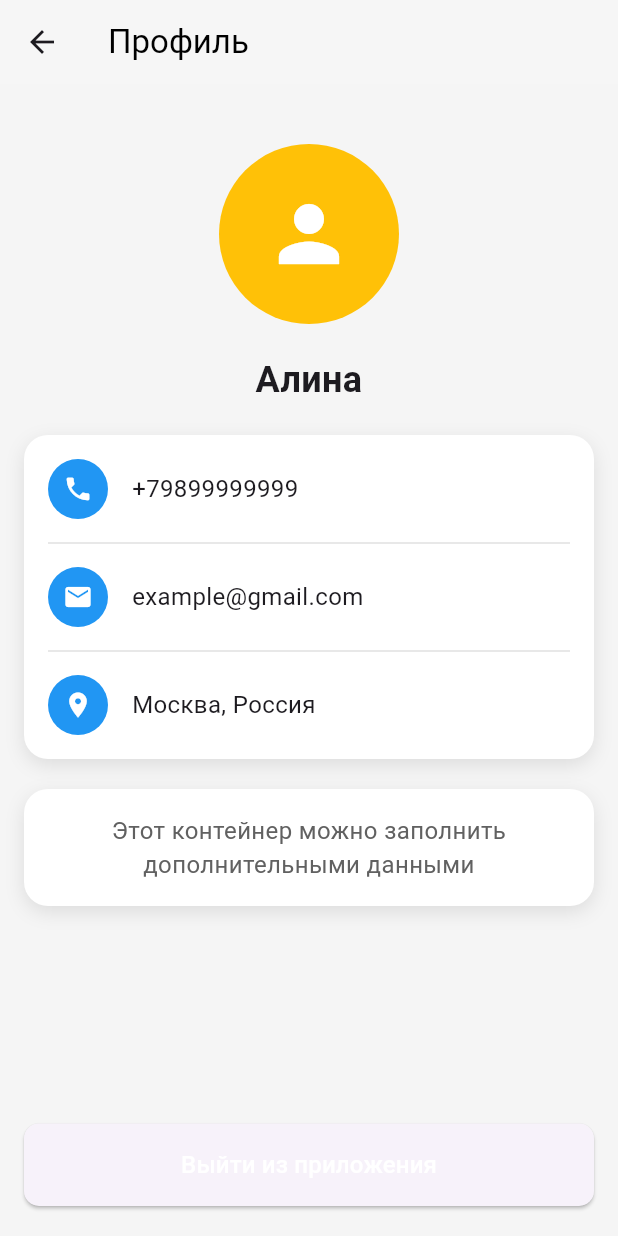
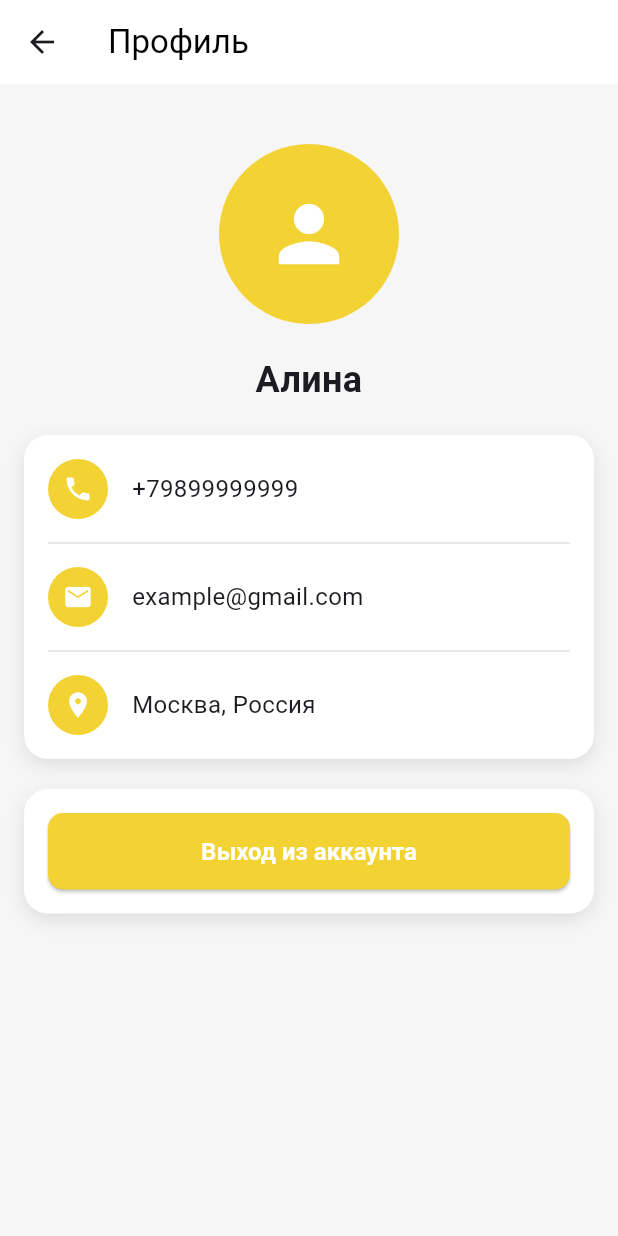
Before and after one commit to ArtemSorin/FinancialAssistant, a Flutter app: the screen it shows after launch, after a tap on "Алина", on a phone screen of 412 x 824 dp. Run offline on Flutter 3.47's test engine with Material 3 defaults, Android fonts, the phone set to English and light mode, and no system bars; our stand-ins replace fl_chart, flutter_multi_formatter.

Commit message:
улучшение дизайна

```diff
--- a/lib/data/themes/colors.dart
+++ b/lib/data/themes/colors.dart
@@ -1,4 +1,9 @@
 import 'dart:ui';
 
 Color yellow = const Color.fromARGB(255, 243, 211, 51);
+Color white = const Color.fromARGB(255, 255, 255, 255);
 Color black = const Color.fromARGB(0, 0, 0, 0);
+Color grey = const Color.fromARGB(255, 158, 158, 158);
+Color blue = const Color.fromARGB(255, 33, 150, 243);
+
+Color background = const Color.fromARGB(246, 246, 246, 246);
--- a/lib/main.dart
+++ b/lib/main.dart
@@ -10,7 +10,7 @@ class MyApp extends StatelessWidget {
 
   @override
   Widget build(BuildContext context) {
-    return MaterialApp(
+    return const MaterialApp(
       home: MainScreen(),
     );
   }
--- a/lib/presentation/screens/main_page.dart
+++ b/lib/presentation/screens/main_page.dart
@@ -1,7 +1,11 @@
 import 'package:flutter/material.dart';
-import 'package:tinkoff/presentation/screens/profile.dart'; // Убедитесь, что путь к файлу правильный
+import 'package:tinkoff/data/themes/colors.dart';
+import 'package:tinkoff/presentation/screens/home_screen.dart';
+import 'package:tinkoff/presentation/screens/profile.dart';
 
 class MainScreen extends StatelessWidget {
+  const MainScreen({super.key});
+
   @override
   Widget build(BuildContext context) {
     return Scaffold(
@@ -13,7 +17,7 @@ class MainScreen extends StatelessWidget {
           _buildUserInfo(context),
         ],
       ),
-      backgroundColor: Color(0xF5F5F5F5),
+      backgroundColor: background,
       body: Padding(
         padding: const EdgeInsets.all(20.0),
         child: ListView(
@@ -28,9 +32,21 @@ class MainScreen extends StatelessWidget {
               "Один из самых важных факторов достижения финансового благополучия — планирование бюджета.",
             ),
             const SizedBox(height: 16),
-            _buildBudgetInfo(),
+            _buildBudgetInfo(context),
             const SizedBox(height: 16),
-            _buildWalletInfo(),
+            Row(
+              children: [
+                Flexible(
+                  flex: 6,
+                  child: _buildWalletInfo(),
+                ),
+                const SizedBox(width: 16),
+                Flexible(
+                  flex: 4,
+                  child: _buildPriceInfo(),
+                ),
+              ],
+            ),
             const SizedBox(height: 16),
             _buildIdeaContainer(
               title: 'Кредит',
@@ -42,7 +58,7 @@ class MainScreen extends StatelessWidget {
                 Navigator.push(
                   context,
                   MaterialPageRoute(
-                    builder: (context) => MainScreen(),
+                    builder: (context) => const MainScreen(),
                   ),
                 );
               },
@@ -71,8 +87,7 @@ class MainScreen extends StatelessWidget {
             },
             child: const CircleAvatar(
               radius: 20,
-              backgroundImage: AssetImage(
-                  'assets/avatar.png'), // Замените на путь к вашей аватарке
+              backgroundImage: AssetImage('assets/avatar.png'),
             ),
           ),
           const SizedBox(width: 10),
@@ -96,25 +111,96 @@ class MainScreen extends StatelessWidget {
     );
   }
 
-  Widget _buildBudgetInfo() {
-    return Container(
+  Widget _buildBudgetInfo(BuildContext context) {
+    return GestureDetector(
+      onTap: () {
+        Navigator.push(
+          context,
+          MaterialPageRoute(
+            builder: (context) => HomeScreen(),
+          ),
+        );
+      },
+      child: Container(
         padding: const EdgeInsets.all(16),
         decoration: BoxDecoration(
           color: Colors.white,
-        borderRadius: BorderRadius.circular(16),
-        boxShadow: [
-          BoxShadow(color: Colors.black12, blurRadius: 8, offset: Offset(0, 2))
+          borderRadius: BorderRadius.circular(30),
+          boxShadow: const [
+            BoxShadow(
+              color: Colors.black12,
+              blurRadius: 8,
+              offset: Offset(0, 2),
+            ),
           ],
         ),
         child: Column(
           crossAxisAlignment: CrossAxisAlignment.start,
           children: [
-          const Text("Оценка", style: TextStyle(fontWeight: FontWeight.bold)),
-          const SizedBox(height: 8),
-          const Text("14 834.92", style: TextStyle(fontSize: 24)),
-          const SizedBox(height: 8),
-          LinearProgressIndicator(value: 0.8, color: Colors.green),
+            const Row(
+              mainAxisAlignment: MainAxisAlignment.spaceBetween,
+              children: [
+                Text(
+                  "Оценка",
+                  style: TextStyle(fontSize: 18, fontWeight: FontWeight.bold),
+                ),
+                Text(
+                  "14 567 ₽",
+                  style: TextStyle(fontSize: 18, fontWeight: FontWeight.bold),
+                ),
               ],
+            ),
+            Text(
+              "ваш план бюджета",
+              style: TextStyle(
+                fontSize: 14,
+                fontWeight: FontWeight.bold,
+                color: Colors.black.withOpacity(0.5),
+              ),
+            ),
+            const SizedBox(height: 20),
+            Container(
+              height: 8,
+              width: double.infinity,
+              decoration: BoxDecoration(
+                color: Colors.grey.shade300,
+                borderRadius: BorderRadius.circular(15),
+              ),
+              child: FractionallySizedBox(
+                alignment: Alignment.centerLeft,
+                widthFactor: 0.7,
+                child: Container(
+                  color: Colors.yellow,
+                ),
+              ),
+            ),
+            const SizedBox(height: 16),
+            Align(
+              alignment: Alignment.centerLeft,
+              child: SizedBox(
+                width: 120,
+                height: 40,
+                child: ElevatedButton(
+                  onPressed: () {
+                    // Дополнительное действие для кнопки (если требуется)
+                  },
+                  style: ElevatedButton.styleFrom(
+                    padding: const EdgeInsets.symmetric(
+                        horizontal: 15, vertical: 10),
+                    shape: RoundedRectangleBorder(
+                      borderRadius: BorderRadius.circular(20),
+                    ),
+                    backgroundColor: Colors.grey.shade300,
+                  ),
+                  child: const Text(
+                    'Отлично',
+                    style: TextStyle(color: Colors.white),
+                  ),
+                ),
+              ),
+            ),
+          ],
+        ),
       ),
     );
   }
@@ -123,20 +209,56 @@ class MainScreen extends StatelessWidget {
     return Container(
       padding: const EdgeInsets.all(16),
       decoration: BoxDecoration(
-        color: Colors.white,
-        borderRadius: BorderRadius.circular(16),
-        boxShadow: [
+        color: Colors.black87,
+        borderRadius: BorderRadius.circular(30),
+        boxShadow: const [
           BoxShadow(color: Colors.black12, blurRadius: 8, offset: Offset(0, 2))
         ],
       ),
       child: Column(
         crossAxisAlignment: CrossAxisAlignment.start,
         children: [
-          const Text("Кошелёк", style: TextStyle(fontWeight: FontWeight.bold)),
-          const SizedBox(height: 8),
-          const Text("60 000 ₽", style: TextStyle(fontSize: 24)),
-          const SizedBox(height: 8),
-          const Text("0 ₽ сбережений"),
+          const Text("Кошелёк",
+              style: TextStyle(
+                  fontSize: 18,
+                  fontWeight: FontWeight.bold,
+                  color: Colors.white)),
+          Text(
+            "сбережения",
+            style: TextStyle(
+              fontSize: 14,
+              fontWeight: FontWeight.bold,
+              color: Colors.white.withOpacity(0.5),
+            ),
+          ),
+          const SizedBox(
+            height: 70,
+            width: 400,
+          ),
+        ],
+      ),
+    );
+  }
+
+  Widget _buildPriceInfo() {
+    return Container(
+      padding: const EdgeInsets.all(16),
+      decoration: BoxDecoration(
+        color: Colors.white,
+        borderRadius: BorderRadius.circular(30),
+        boxShadow: const [
+          BoxShadow(color: Colors.black12, blurRadius: 8, offset: Offset(0, 2))
+        ],
+      ),
+      child: const Column(
+        crossAxisAlignment: CrossAxisAlignment.start,
+        children: [
+          Text("14 567 ₽",
+              style: TextStyle(fontSize: 18, fontWeight: FontWeight.w700)),
+          SizedBox(
+            height: 90,
+            width: 400,
+          ),
         ],
       ),
     );
@@ -238,7 +360,6 @@ class MainScreen extends StatelessWidget {
   Widget _buildActionItem(String title, String subtitle, IconData icon,
       {bool showColorBlocks = false, Color? cardColor, Color? textColor}) {
     return Flexible(
-      // <-- Added Flexible widget
       child: Card(
         elevation: 0,
         shape: RoundedRectangleBorder(
--- a/lib/presentation/screens/profile.dart
+++ b/lib/presentation/screens/profile.dart
@@ -1,10 +1,14 @@
 import 'package:flutter/material.dart';
+import 'package:tinkoff/data/themes/colors.dart';
+import 'package:tinkoff/presentation/screens/login.dart';
 
 class ProfileScreen extends StatelessWidget {
+  const ProfileScreen({super.key});
+
   @override
   Widget build(BuildContext context) {
     return Scaffold(
-      backgroundColor: Colors.grey[100],
+      backgroundColor: background,
       appBar: AppBar(
         leading: IconButton(
           icon: Icon(Icons.arrow_back),
@@ -16,33 +20,36 @@ class ProfileScreen extends StatelessWidget {
           'Профиль',
           style: TextStyle(color: Colors.black),
         ),
-        backgroundColor: Color(0xF6F6F6F6),
+        backgroundColor: Colors.white,
         elevation: 0,
       ),
       body: SafeArea(
         child: Column(
-          crossAxisAlignment: CrossAxisAlignment.center,
           children: [
             SizedBox(height: 40),
             // Иконка профиля
-            CircleAvatar(
+            Center(
+              child: CircleAvatar(
                 radius: 60,
-              backgroundColor: Color(0xFFFFC107), // Желтый круг
+                backgroundColor: yellow, // Желтый круг
                 child: Icon(
                   Icons.person,
                   size: 60,
                   color: Colors.white,
                 ),
               ),
+            ),
             SizedBox(height: 20),
             // Имя и фамилия
-            Text(
+            const Center(
+              child: Text(
                 'Алина', // Замените на актуальные данные
                 style: TextStyle(
                   fontSize: 24,
                   fontWeight: FontWeight.bold,
                 ),
                 textAlign: TextAlign.center,
+              ),
             ),
             SizedBox(height: 20),
             // Контейнер с данными
@@ -54,32 +61,8 @@ class ProfileScreen extends StatelessWidget {
             // Второй контейнер
             Padding(
               padding: const EdgeInsets.symmetric(horizontal: 16.0),
-              child: _buildSecondContainer(),
+              child: _buildSecondContainer(context),
             ),
-            Spacer(),
-            // Кнопка выйти из приложения
-            Padding(
-              padding: const EdgeInsets.symmetric(horizontal: 16.0),
-              child: ElevatedButton(
-                onPressed: () {
-                  // Действие на кнопку выхода
-                  print("Выход из приложения");
-                },
-                style: ElevatedButton.styleFrom(
-                  padding: EdgeInsets.symmetric(vertical: 16),
-                  shape: RoundedRectangleBorder(
-                    borderRadius: BorderRadius.circular(10),
-                  ),
-                ),
-                child: Center(
-                  child: Text(
-                    'Выйти из приложения',
-                    style: TextStyle(fontSize: 16, color: Colors.white),
-                  ),
-                ),
-              ),
-            ),
-            SizedBox(height: 20),
           ],
         ),
       ),
@@ -112,7 +95,7 @@ class ProfileScreen extends StatelessWidget {
     );
   }
 
-  Widget _buildSecondContainer() {
+  Widget _buildSecondContainer(BuildContext context) {
     return Container(
       padding: EdgeInsets.symmetric(vertical: 16, horizontal: 16),
       decoration: BoxDecoration(
@@ -126,12 +109,37 @@ class ProfileScreen extends StatelessWidget {
           ),
         ],
       ),
-      child: Center(
+      child: Column(
+        children: [
+          SizedBox(
+            width: double.infinity, // Кнопка на всю ширину контейнера
+            child: ElevatedButton(
+              onPressed: () {
+                Navigator.push(
+                  context,
+                  MaterialPageRoute(
+                    builder: (context) => LoginScreen(),
+                  ),
+                );
+              },
+              style: ElevatedButton.styleFrom(
+                backgroundColor: yellow,
+                padding: EdgeInsets.symmetric(vertical: 16),
+                textStyle: TextStyle(fontSize: 16),
+                shape: RoundedRectangleBorder(
+                  borderRadius: BorderRadius.circular(10),
+                ),
+              ),
               child: Text(
-          'Этот контейнер можно заполнить дополнительными данными',
-          style: TextStyle(fontSize: 16, color: Colors.grey[700]),
-          textAlign: TextAlign.center,
+                "Выход из аккаунта",
+                style: TextStyle(
+                    color: Colors.white,
+                    fontSize: 16,
+                    fontWeight: FontWeight.bold),
               ),
+            ),
+          ),
+        ],
       ),
     );
   }
@@ -142,7 +150,7 @@ class ProfileScreen extends StatelessWidget {
       children: [
         CircleAvatar(
           radius: 20,
-          backgroundColor: Colors.blue, // Желтый круг
+          backgroundColor: yellow, // Желтый круг
           child: Icon(
             icon,
             color: Colors.white,
--- a/pubspec.yaml
+++ b/pubspec.yaml
@@ -37,6 +37,7 @@ dependencies:
   cupertino_icons: ^1.0.8
   fl_chart: ^0.69.2
   intl: ^0.20.0
+  flutter_multi_formatter: ^2.5.0
 
 dev_dependencies:
   flutter_test:
```
Also changed, not shown: lib/presentation/screens/detail_operation.dart (+23 -16 lines), lib/presentation/screens/home_screen.dart (+51 -51 lines), lib/presentation/screens/login.dart (added, +76 -0 lines), pubspec.lock. Lines whose indentation alone changed are shown as unchanged.
